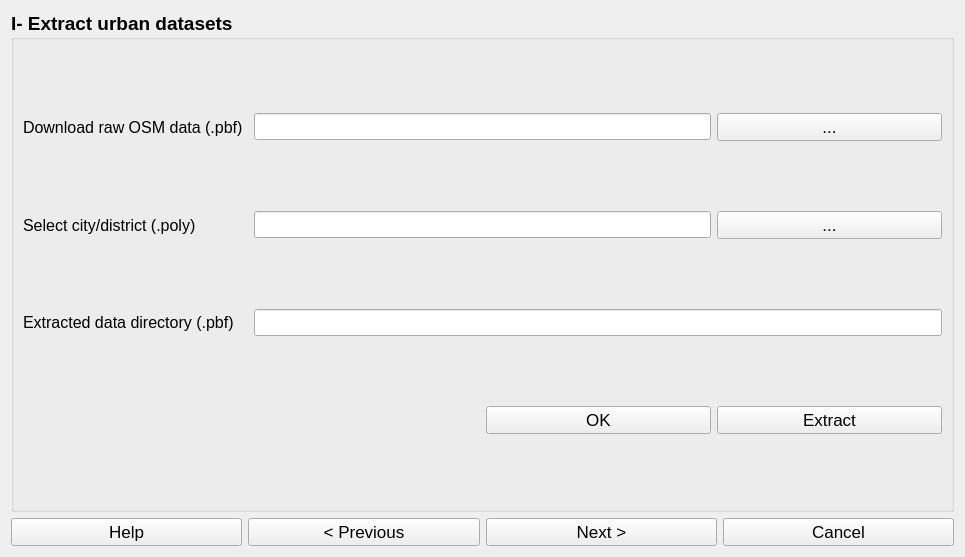
FlexiGIS/FlexiGIS-plugin, file flexigis/filter_PBF.ui: the form before one commit.
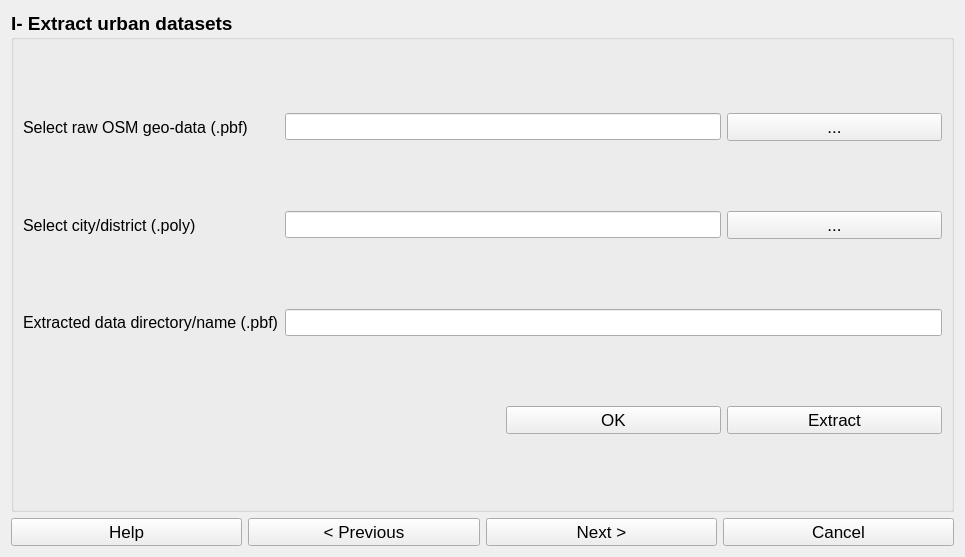
The form after the commit.

Diff of the .ui file:
```diff
--- a/flexigis/filter_PBF.ui
+++ b/flexigis/filter_PBF.ui
@@ -84,7 +84,7 @@
          </font>
         </property>
         <property name="text">
-         <string>Extracted data directory (.pbf)</string>
+         <string>Extracted data directory/name (.pbf)</string>
         </property>
        </widget>
       </item>
@@ -98,7 +98,7 @@
          </font>
         </property>
         <property name="text">
-         <string>Download raw OSM data (.pbf)</string>
+         <string>Select raw OSM geo-data (.pbf)</string>
         </property>
        </widget>
       </item>
```
